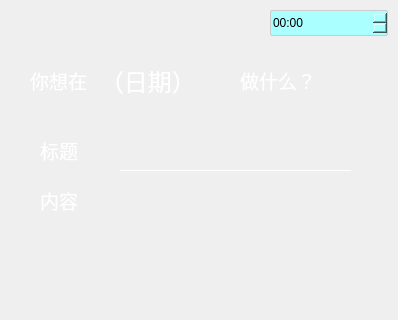
Before: the Qt Designer form Calendar/reminder.ui in Overlord-Liang/PDHomework, drawn with Qt 5; both pictures show x 0 to 398 and y 0 to 320 of the 398 by 573 pixel window.
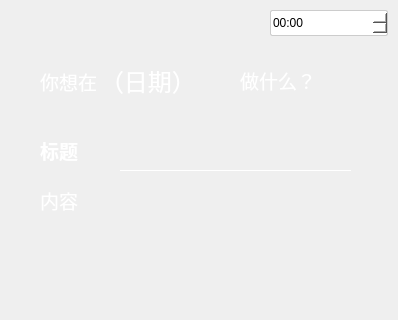
After: the same form once the commit is applied. Icons and pictures are not drawn.

```diff
--- a/Calendar/reminder.ui
+++ b/Calendar/reminder.ui
@@ -33,15 +33,21 @@
   <widget class="QLabel" name="label">
    <property name="geometry">
     <rect>
-     <x>30</x>
-     <y>60</y>
-     <width>61</width>
-     <height>41</height>
+     <x>40</x>
+     <y>70</y>
+     <width>57</width>
+     <height>23</height>
     </rect>
    </property>
+   <property name="minimumSize">
+    <size>
+     <width>57</width>
+     <height>0</height>
+    </size>
+   </property>
    <property name="font">
     <font>
-     <family>楷体_GB2312</family>
+     <family>Microsoft YaHei UI</family>
      <pointsize>14</pointsize>
     </font>
    </property>
@@ -79,7 +85,7 @@
    </property>
    <property name="font">
     <font>
-     <family>楷体_GB2312</family>
+     <family>Microsoft YaHei UI</family>
      <pointsize>14</pointsize>
     </font>
    </property>
@@ -98,8 +104,9 @@
    </property>
    <property name="font">
     <font>
-     <family>楷体_GB2312</family>
+     <family>Microsoft YaHei UI</family>
      <pointsize>14</pointsize>
+     <bold>true</bold>
     </font>
    </property>
    <property name="text">
@@ -117,7 +124,7 @@
    </property>
    <property name="font">
     <font>
-     <family>楷体_GB2312</family>
+     <family>Microsoft YaHei UI</family>
      <pointsize>14</pointsize>
     </font>
    </property>
@@ -243,7 +250,7 @@
     max-height:24px;
     border-radius:2px;
     border:1px solid #cccccc;
-	background:rgb(170, 255, 255);
+	background:rgb(255, 255, 255);
 }
 
 QTimeEdit:hover,
@@ -275,7 +282,6 @@
    </property>
   </widget>
   <zorder>label_2</zorder>
-  <zorder>label</zorder>
   <zorder>label_Date</zorder>
   <zorder>label_3</zorder>
   <zorder>label_4</zorder>
@@ -284,6 +290,7 @@
   <zorder>plainTextEdit_Title</zorder>
   <zorder>plainTextEdit_Content</zorder>
   <zorder>timeEdit_selectTime</zorder>
+  <zorder>label</zorder>
  </widget>
  <resources/>
  <connections>
```
